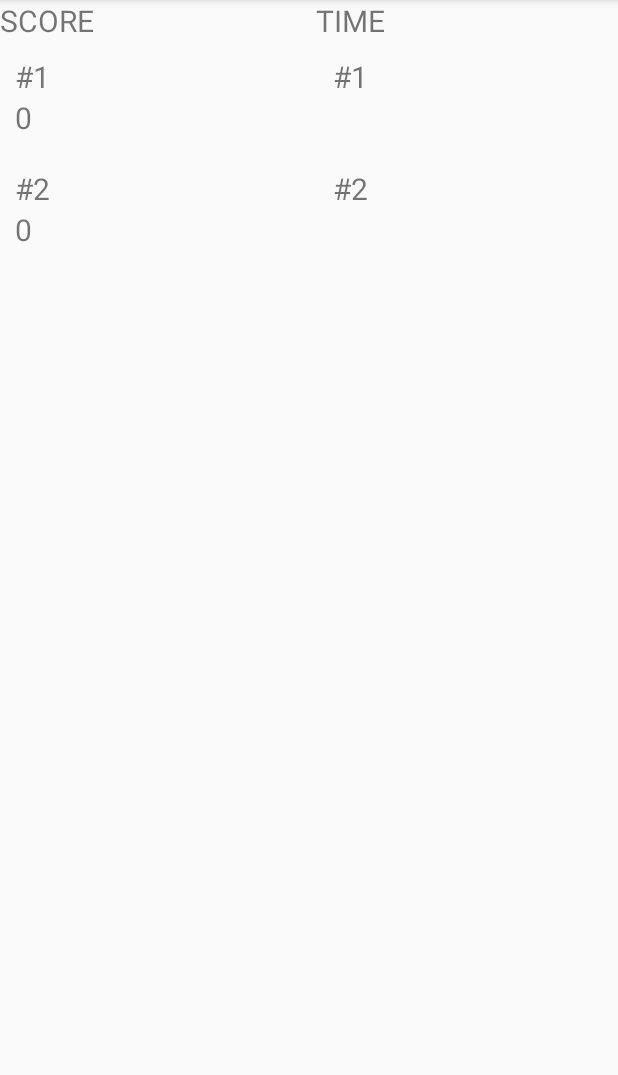
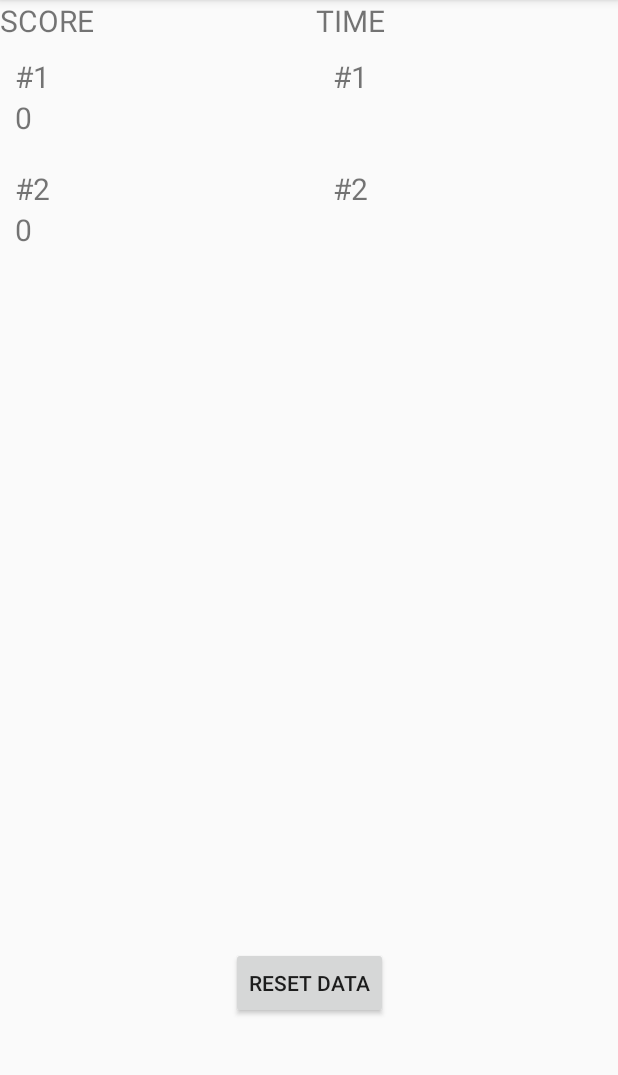
Before and after one commit to CSD3156-Team-6/Project-1, an Android app: the ScoreActivity screen opened directly, with no data from a screen before it, on a phone screen of 412 x 824 dp, the part 84-1159 px from its top. Run offline under Robolectric (Android 15) with nearby library versions, the phone set to English and light mode, and no system bars; our stand-ins replace Room's generated code.

Commit message:
new updates
- added reset btn for database
- change bg for canvas
- change border for UI

```diff
--- a/Project1/app/src/main/java/com/csd3156/project1/database/ScoreActivity.kt
+++ b/Project1/app/src/main/java/com/csd3156/project1/database/ScoreActivity.kt
@@ -1,10 +1,12 @@
 package com.csd3156.project1.database
 
 import android.os.Bundle
+import android.widget.Button
 import androidx.activity.viewModels
 import androidx.appcompat.app.AppCompatActivity
 import androidx.lifecycle.Observer
 import androidx.recyclerview.widget.LinearLayoutManager
+import com.csd3156.project1.R
 import com.csd3156.project1.database.height.HeightListAdapter
 import com.csd3156.project1.database.height.HeightViewModel
 import com.csd3156.project1.database.height.HeightViewModelFactory
@@ -55,5 +57,11 @@ class ScoreActivity : AppCompatActivity() {
         heightViewModel.allHeight.observe(this, Observer { height ->
             height?.let { heightAdapter.submitList(it) }
         })
+
+        val resetBtn = findViewById<Button>(R.id.resetDataBtn)
+        resetBtn.setOnClickListener {
+            timerViewModel.clear()
+            heightViewModel.clear()
+        }
     }
 }
--- a/Project1/app/src/main/java/com/csd3156/project1/game/CanvasView.kt
+++ b/Project1/app/src/main/java/com/csd3156/project1/game/CanvasView.kt
@@ -12,6 +12,7 @@ class CanvasView @JvmOverloads constructor(context: Context, attrs: AttributeSet
     private val snakeBitmap: Bitmap = BitmapFactory.decodeResource(resources, R.drawable.snake_body)
     private val appleBitmap: Bitmap = BitmapFactory.decodeResource(resources, R.drawable.apple)
     private val snakeHeadBitmap: Bitmap = BitmapFactory.decodeResource(resources, R.drawable.snake_head)
+    private val bg : Bitmap = BitmapFactory.decodeResource(resources,R.drawable.game_background)
 
     override fun onDraw(canvas: Canvas?)
     {
@@ -19,7 +20,8 @@ class CanvasView @JvmOverloads constructor(context: Context, attrs: AttributeSet
 
         floor.color = Color.DKGRAY
 
-        canvas?.drawRect(0f,0f,1050f,1050f,floor)
+        //canvas?.drawRect(0f,0f,1050f,1050f,floor)
+        canvas?.drawBitmap(bg,0f, 0f, floor)
 
         var count = 1
         for (i in Snake.bodyParts)
--- a/Project1/app/src/main/res/layout/activity_score.xml
+++ b/Project1/app/src/main/res/layout/activity_score.xml
@@ -47,4 +47,14 @@
         android:textSize="20sp"
         app:layout_constraintStart_toEndOf="@+id/textViewScore"
         app:layout_constraintTop_toTopOf="parent" />
+
+    <Button
+        android:id="@+id/resetDataBtn"
+        android:layout_width="wrap_content"
+        android:layout_height="wrap_content"
+        android:text="@string/resetData"
+        app:layout_constraintBottom_toBottomOf="parent"
+        app:layout_constraintEnd_toEndOf="parent"
+        app:layout_constraintStart_toStartOf="parent"
+        app:layout_constraintTop_toBottomOf="@+id/listViewHeight" />
 </androidx.constraintlayout.widget.ConstraintLayout>
--- a/Project1/app/src/main/res/values/strings.xml
+++ b/Project1/app/src/main/res/values/strings.xml
@@ -20,4 +20,6 @@
     <string name="apple_ui">Apple UI</string>
     <string name="game_frame_ui">Game Frame UI</string>
 
+    <string name="resetData">Reset Data</string>
+
 </resources>
```
Also changed, not shown: Project1/app/src/main/java/com/csd3156/project1/game/GameActivity.kt (+9 -6 lines), Project1/app/src/main/res/layout/activity_game.xml (+23 -23 lines), Project1/app/src/main/res/drawable/game_background.png (added), Project1/app/src/main/res/drawable/ui_frame_white_dotted_rect.png (added).
